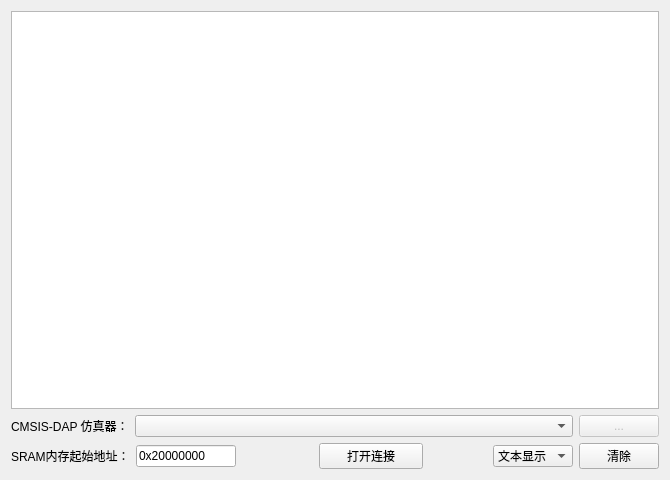
Before: the Qt Designer form RTTView.ui in XIVN1987/DRTTView, drawn with Qt 5.
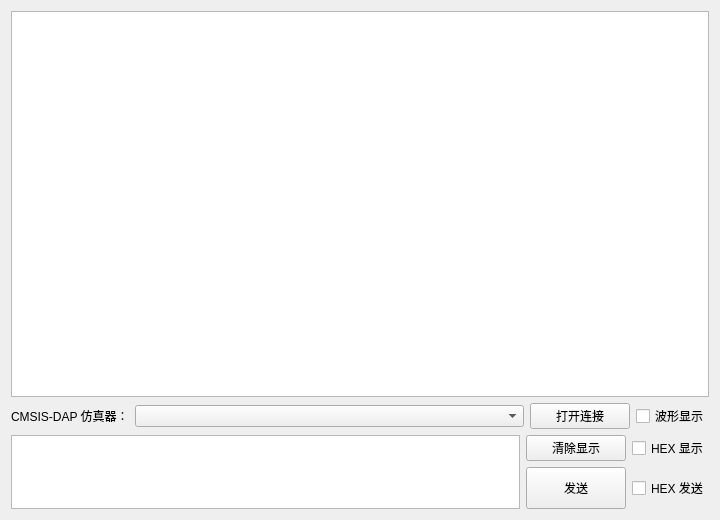
After: the same form once the commit is applied. Icons and pictures are not drawn.

The edit to the form file:
```diff
--- a/RTTView.ui
+++ b/RTTView.ui
@@ -7,8 +7,8 @@
    <rect>
     <x>0</x>
     <y>0</y>
-    <width>670</width>
-    <height>480</height>
+    <width>720</width>
+    <height>520</height>
    </rect>
   </property>
   <property name="sizePolicy">
@@ -36,7 +36,10 @@
     </widget>
    </item>
    <item>
-    <layout class="QHBoxLayout" name="hLayout1">
+    <layout class="QHBoxLayout" name="hLayout">
+     <property name="spacing">
+      <number>6</number>
+     </property>
      <item>
       <widget class="QLabel" name="lblDAP">
        <property name="sizePolicy">
@@ -61,73 +64,16 @@
       </widget>
      </item>
      <item>
-      <widget class="QPushButton" name="btnDAP">
-       <property name="enabled">
-        <bool>false</bool>
-       </property>
-       <property name="text">
-        <string>...</string>
-       </property>
-      </widget>
-     </item>
-    </layout>
-   </item>
-   <item>
-    <layout class="QHBoxLayout" name="hLayout2">
-     <item>
-      <widget class="QLabel" name="lblAddr">
-       <property name="text">
-        <string>SRAM内存起始地址：</string>
-       </property>
-      </widget>
-     </item>
-     <item>
-      <widget class="QLineEdit" name="linAddr">
-       <property name="maximumSize">
-        <size>
-         <width>100</width>
-         <height>16777215</height>
-        </size>
-       </property>
-       <property name="text">
-        <string>0x20000000</string>
-       </property>
-      </widget>
-     </item>
-     <item>
-      <spacer name="hSpacer21">
-       <property name="orientation">
-        <enum>Qt::Horizontal</enum>
-       </property>
-       <property name="sizeHint" stdset="0">
-        <size>
-         <width>40</width>
-         <height>20</height>
-        </size>
-       </property>
-      </spacer>
-     </item>
-     <item>
-      <widget class="QLabel" name="lblOpen">
-       <property name="text">
-        <string/>
-       </property>
-       <property name="pixmap">
-        <pixmap>image/inclosing.png</pixmap>
-       </property>
-      </widget>
-     </item>
-     <item>
       <widget class="QPushButton" name="btnOpen">
        <property name="sizePolicy">
-        <sizepolicy hsizetype="Fixed" vsizetype="Fixed">
+        <sizepolicy hsizetype="Minimum" vsizetype="Fixed">
          <horstretch>0</horstretch>
          <verstretch>0</verstretch>
         </sizepolicy>
        </property>
        <property name="minimumSize">
         <size>
-         <width>104</width>
+         <width>100</width>
          <height>0</height>
         </size>
        </property>
@@ -140,51 +86,56 @@
       </widget>
      </item>
      <item>
-      <spacer name="hSpacer22">
-       <property name="orientation">
-        <enum>Qt::Horizontal</enum>
+      <widget class="QCheckBox" name="chkWavShow">
+       <property name="text">
+        <string>波形显示</string>
        </property>
-       <property name="sizeType">
-        <enum>QSizePolicy::Expanding</enum>
-       </property>
-       <property name="sizeHint" stdset="0">
-        <size>
-         <width>40</width>
-         <height>20</height>
-        </size>
-       </property>
-      </spacer>
-     </item>
-     <item>
-      <widget class="QComboBox" name="cmbMode">
-       <property name="sizePolicy">
-        <sizepolicy hsizetype="Fixed" vsizetype="Fixed">
-         <horstretch>0</horstretch>
-         <verstretch>0</verstretch>
-        </sizepolicy>
-       </property>
-       <property name="minimumSize">
-        <size>
-         <width>80</width>
-         <height>0</height>
-        </size>
-       </property>
-       <item>
-        <property name="text">
-         <string>文本显示</string>
-        </property>
-       </item>
-       <item>
-        <property name="text">
-         <string>波形显示</string>
-        </property>
-       </item>
       </widget>
      </item>
-     <item>
+    </layout>
+   </item>
+   <item>
+    <layout class="QGridLayout" name="gLayout">
+     <item row="0" column="1">
       <widget class="QPushButton" name="btnClear">
+       <property name="minimumSize">
+        <size>
+         <width>100</width>
+         <height>0</height>
+        </size>
+       </property>
        <property name="text">
-        <string>清除</string>
+        <string>清除显示</string>
+       </property>
+      </widget>
+     </item>
+     <item row="0" column="0" rowspan="2">
+      <widget class="QTextEdit" name="txtSend"/>
+     </item>
+     <item row="0" column="2">
+      <widget class="QCheckBox" name="chkHEXShow">
+       <property name="text">
+        <string>HEX 显示</string>
+       </property>
+      </widget>
+     </item>
+     <item row="1" column="2">
+      <widget class="QCheckBox" name="chkHEXSend">
+       <property name="text">
+        <string>HEX 发送</string>
+       </property>
+      </widget>
+     </item>
+     <item row="1" column="1">
+      <widget class="QPushButton" name="btnSend">
+       <property name="minimumSize">
+        <size>
+         <width>100</width>
+         <height>42</height>
+        </size>
+       </property>
+       <property name="text">
+        <string>发送</string>
        </property>
       </widget>
      </item>
```
Left out of the diff: 4 changed lines with no effect on the pictures.
